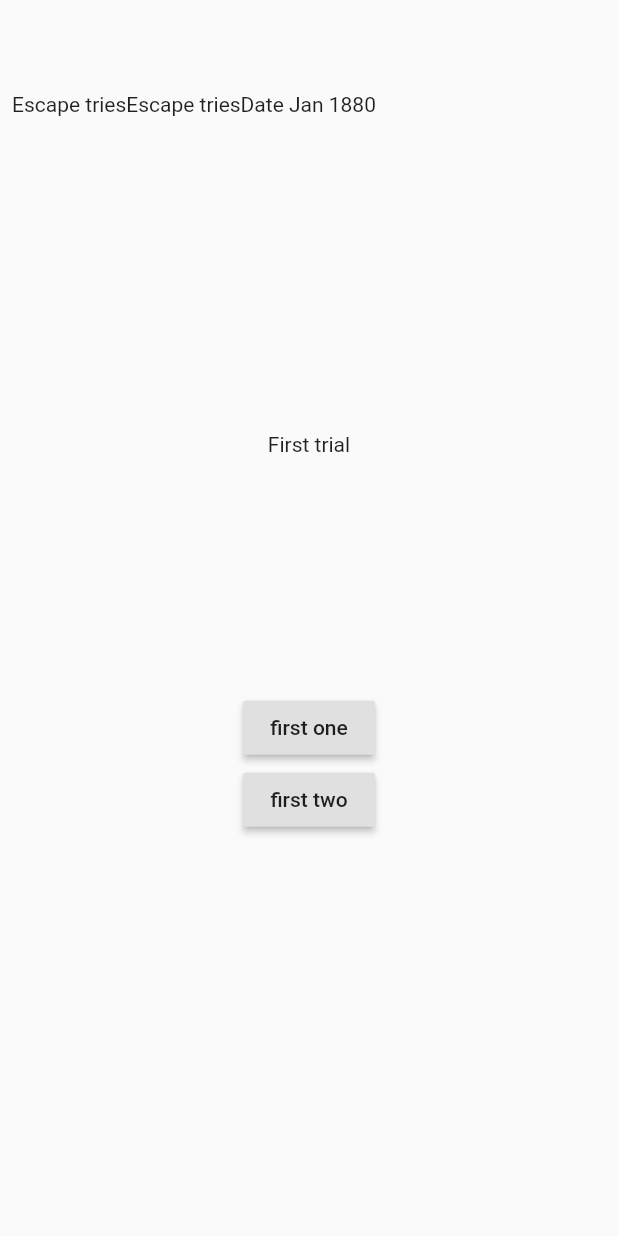
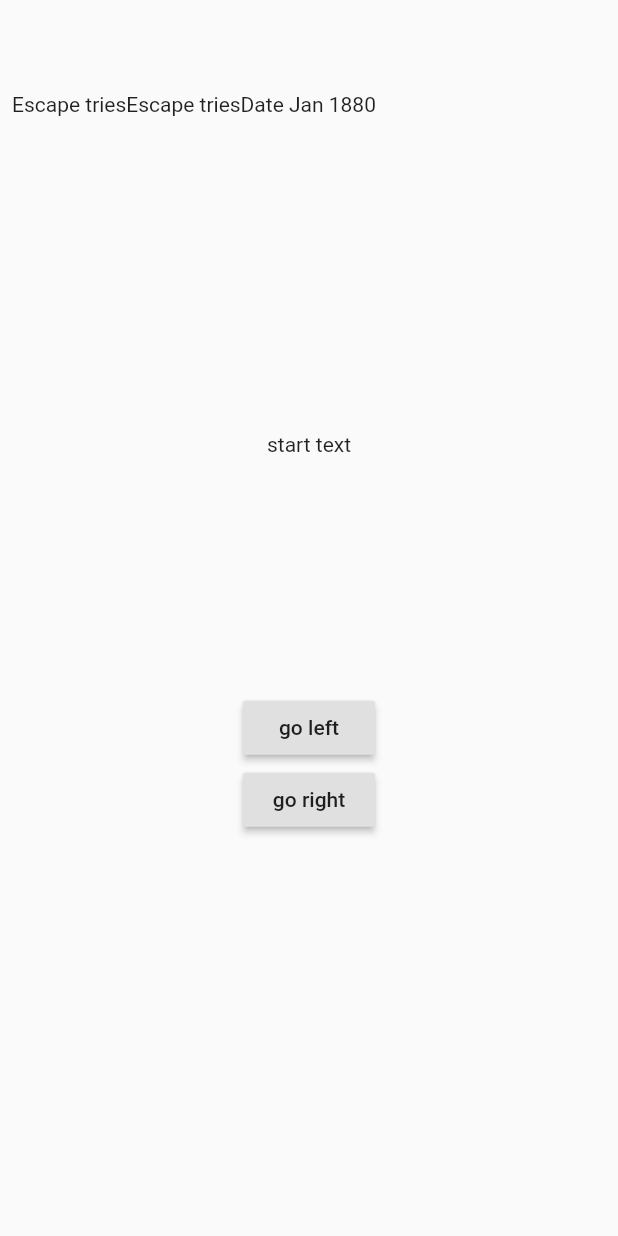
Before and after one commit to kwe-k-u/HindSight, a Flutter app: the screen it shows after launch, after a tap on "New Game", on a phone screen of 412 x 824 dp. Run offline on Flutter 3.47's test engine with Material 2 defaults, Android fonts, the phone set to English and light mode, and no system bars.

Commit message:
action effects works now

```diff
--- a/lib/UI/GamePlayInterface.dart
+++ b/lib/UI/GamePlayInterface.dart
@@ -18,7 +18,7 @@ class _GamePlayInterfaceState extends State<GamePlayInterface> {
     super.initState();
     setState(() {
 
-      current = engine.getNext("first");
+      current = engine.current.tile;
     });
   }
 
@@ -62,7 +62,32 @@ class _GamePlayInterfaceState extends State<GamePlayInterface> {
                       .height * 0.4,
                   child: Column(
                     // children: [Text("some"),current.getChoices()],
-                    children: buttonList(current.next),
+                    children: [
+
+
+                      //left
+                      RaisedButton
+                        (onPressed: (){
+                        setState(() {
+                          engine.current = engine.current.left;
+                          current = engine.current.tile;
+                        });
+                      },
+                        child: Text(current.actions[0]),
+                      ),
+
+                      //left
+                      RaisedButton
+                        (onPressed: (){
+                        setState(() {
+                          engine.current = engine.current.right;
+                          current = engine.current.tile;
+                        });
+                      },
+                        child: Text(current.actions[1]),
+                      ),
+
+                    ],
                   )
               ),
             ],
@@ -72,22 +97,4 @@ class _GamePlayInterfaceState extends State<GamePlayInterface> {
     );
   }
 
-
-  List<Widget> buttonList( List<String> d){
-  List<Widget> buttons = [];
-  print(current.actions.length);
-  print(current.title);
-  for (int index = 0; index < current.next.length; index++){
-    buttons.add(RaisedButton(onPressed: (){
-      setState(() {
-        current = engine.getNext(current.next.elementAt(index));
-
-      });
-    },
-      child: Text(current.actions.elementAt(index)),
-    ));
-  }
-
-  return buttons;
-  }
 }
--- /dev/null
+++ b/lib/Utils/ActionTree.dart
@@ -0,0 +1,67 @@
+
+
+import 'package:flutter/cupertino.dart';
+
+import 'Engine.dart';
+//Using a tree to simulate the action thread over a timeline of events
+class ActionTree{
+  Action root;
+
+
+
+
+  ActionTree(){
+    root = new Action(tile: new Tile(text: "start text", actions: ["go left", 'go right']),);
+    root.left = left;
+    root.right = right;
+  }
+
+  Action findCurrent(String identifier){
+    Action current = root;
+
+    current = findCurrentRecursive(root, identifier);
+    return current;
+  }
+
+  Action findCurrentRecursive(Action node, String identify){
+    //if no such action exists
+    if (node.left == null && node.right == null)
+      return null;
+
+    //if this action is the correct action
+    if (node.identifier.compareTo(identify) == 0)
+      return node;
+
+    if (node.left != null)
+      findCurrentRecursive(node.left,identify);//traversing left branch
+
+    if (node.right != null)
+      findCurrentRecursive(node.right,identify); //traversing right branch
+
+    return null;
+  }
+
+
+
+}
+
+class Action{
+  Action right;
+  Action left;
+  String identifier;
+  double escapeProbability = 0.5;
+  Tile tile;
+
+  Action({Tile tile, double escapeProbability,}){
+    this.tile = tile;
+  }
+
+  // void setRight(Act)
+
+}
+
+
+
+
+Action left = new Action (tile: new Tile(text: "left", actions: ["left run", "left stay"]));
+Action right = new Action (tile: new Tile(text: "right", actions: ["right run", "right stay"]));
--- a/lib/Utils/Engine.dart
+++ b/lib/Utils/Engine.dart
@@ -1,54 +1,19 @@
+import 'package:hindsight/Utils/ActionTree.dart';
 
+import 'resources.dart';
 
-class Engine{
-  // String current = "first";
-
-  Tile getNext(String key) => gameActions[key];
-
-
-
-
-  Map<String, Tile> gameActions = {
-    "first": Tile(
-      text: "First trial",
-      actions: [
-        "first one",
-        "first two"
-      ],
-        nextp: ["second", "third"]),
-
-    "second": Tile(
-      text: "Second tile",
-      actions: [
-        "second one",
-        "second two"
-      ],
-      nextp: ["first", "third"]
-    ),
-
-    "third": Tile(
-      text: "Third tile",
-      actions: [
-        "third one",
-        "third two"
-      ],
-        nextp: ["first", "second"]
-    )
-};
+class Engine {
+  Action current = ActionTree().root;
 
 
 }
+  class Tile {
 
+    String title; ///Text to show to the user action the current action
+    List<String> actions; ///Possible actions the user can take
 
-class Tile {
-
-  String title;
-  List<String> actions;
-  List <String> next;
-
-  Tile({ String text, List<String> actions, List<String> nextp }) {
-    this.title = text;
-    this.actions = actions;
-    this.next = nextp;
+    Tile({ String text, List<String> actions }) {
+      this.title = text;
+      this.actions = actions;
+    }
   }
-}
--- /dev/null
+++ b/lib/Utils/resources.dart
@@ -0,0 +1 @@
+import 'Engine.dart';
```
